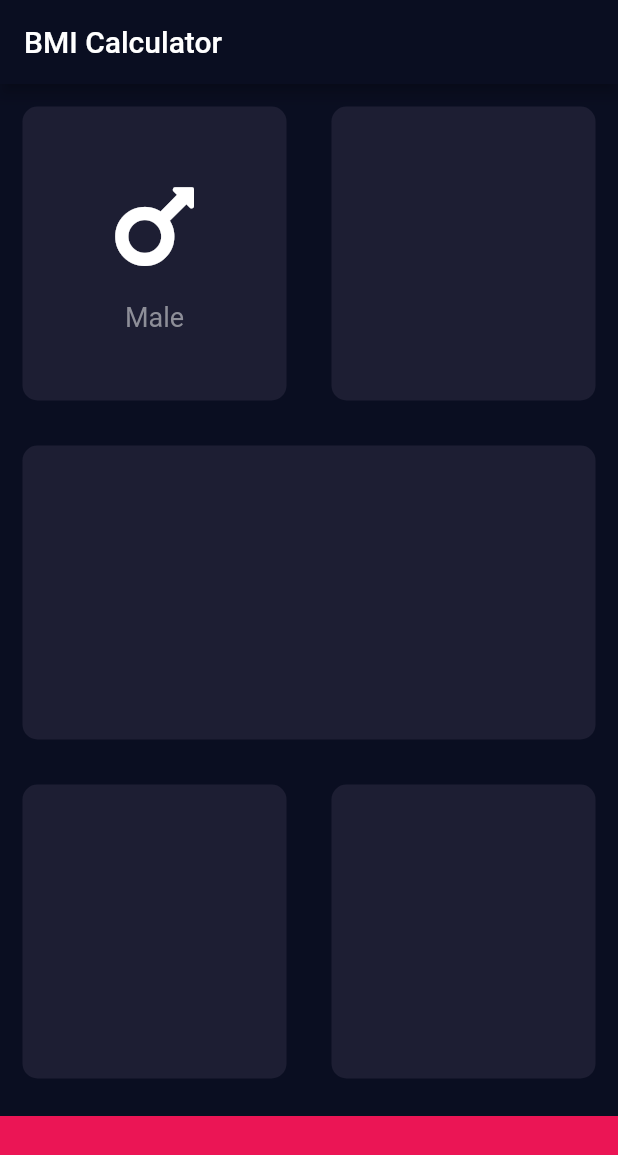
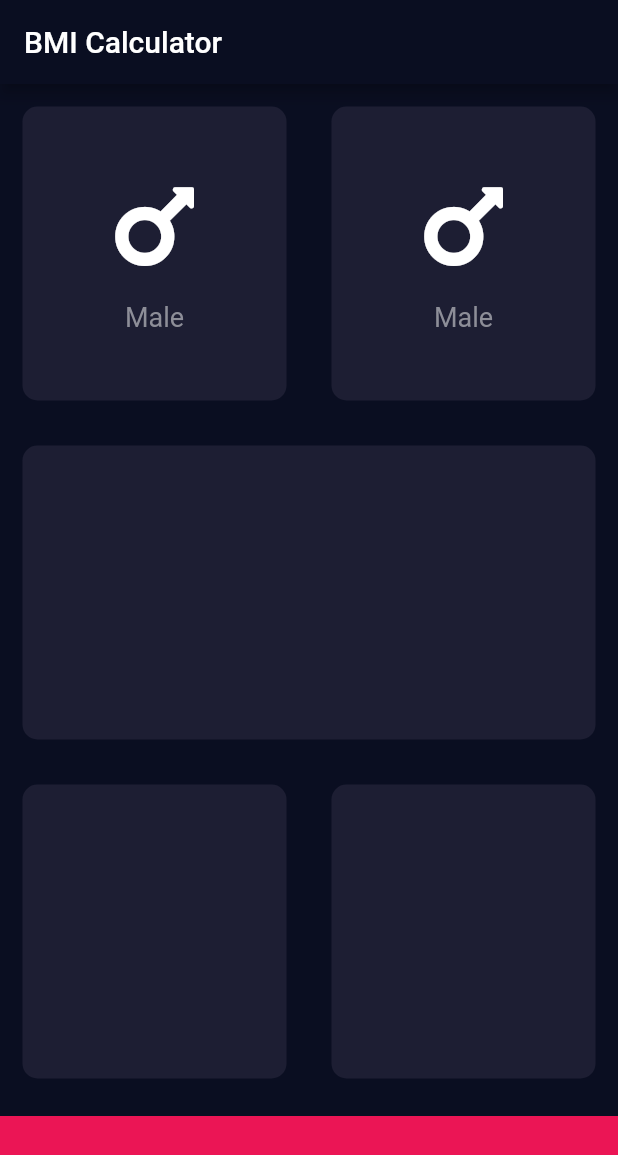
Before and after one commit to usmanhaider461/bmi_flutter_app, a Flutter app: the InputPage screen opened directly, on a phone screen of 412 x 824 dp. Shown: the top 1155 px of the screen. Run offline on Flutter 3.47's test engine with Material 2 defaults, Android fonts, the phone set to English and light mode, and no system bars; our stand-ins replace font_awesome_flutter; statements that could not run were skipped.

Commit message:
Font Awesome Package is added

```diff
--- a/lib/input_page.dart
+++ b/lib/input_page.dart
@@ -26,26 +26,10 @@ class _InputPageState extends State<InputPage> {
                   Expanded(
                     child: ReusableCard(
                       colour: ContainerColour,
-                      cardChild: Column(
-                        mainAxisAlignment: MainAxisAlignment.center,
-                        children: [
-                          Icon(
-                            FontAwesomeIcons.mars,
-                            size: 70.0,
-                          ),
-                          SizedBox(
-                            height: 15.0,
-                          ),
-                          Text(
-                            'Male',
-                            style: TextStyle(
-                                fontSize: 18.0, color: Color(0xFF8D8E98)),
-                          )
-                        ],
-                      ),
+                      cardChild: IconContent(),
                     ),
                   ),
-                  Expanded(child: ReusableCard(colour: ContainerColour))
+                  Expanded(child: ReusableCard(colour: ContainerColour,cardChild: IconContent(),))
                 ],
               ),
             ),
@@ -69,6 +53,33 @@ class _InputPageState extends State<InputPage> {
   }
 }
 
+class IconContent extends StatelessWidget {
+  const IconContent({
+    Key key,
+  }) : super(key: key);
+
+  @override
+  Widget build(BuildContext context) {
+    return Column(
+      mainAxisAlignment: MainAxisAlignment.center,
+      children: [
+        Icon(
+          FontAwesomeIcons.mars,
+          size: 70.0,
+        ),
+        SizedBox(
+          height: 15.0,
+        ),
+        Text(
+          'Male',
+          style: TextStyle(
+              fontSize: 18.0, color: Color(0xFF8D8E98)),
+        )
+      ],
+    );
+  }
+}
+
 class ReusableCard extends StatelessWidget {
   ReusableCard({@required this.colour, this.cardChild});
   final Color colour;
```
